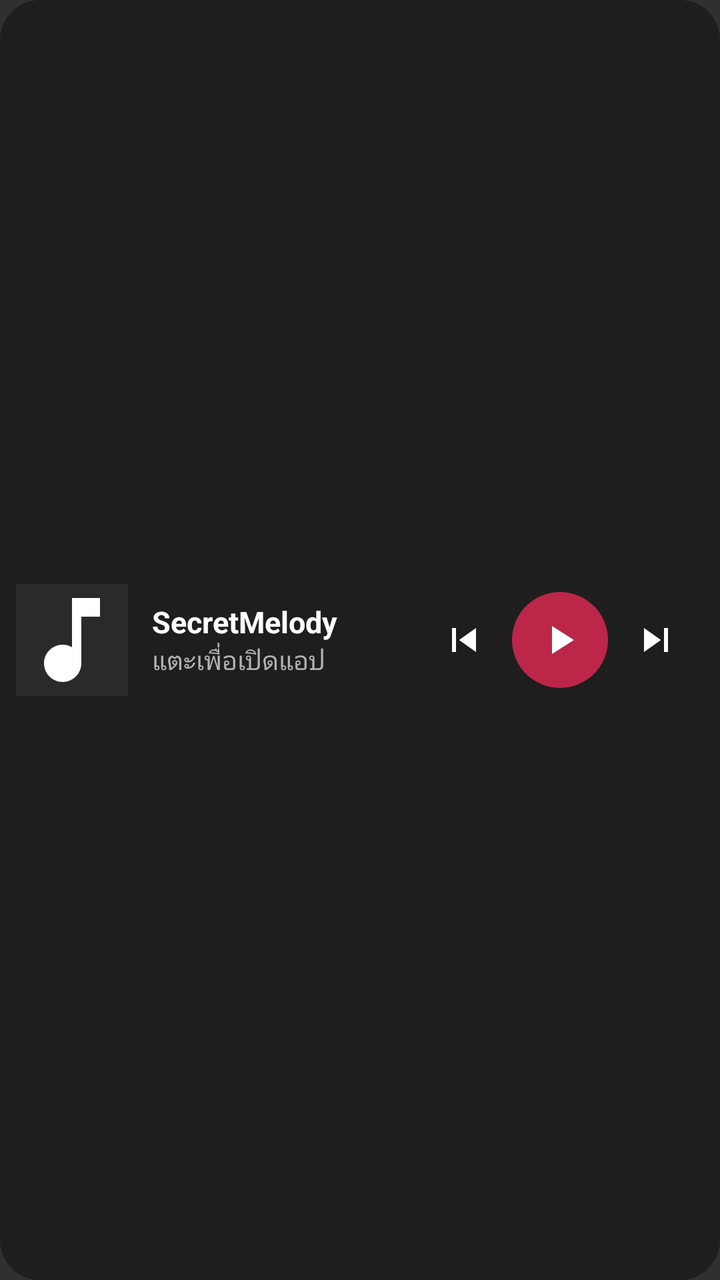
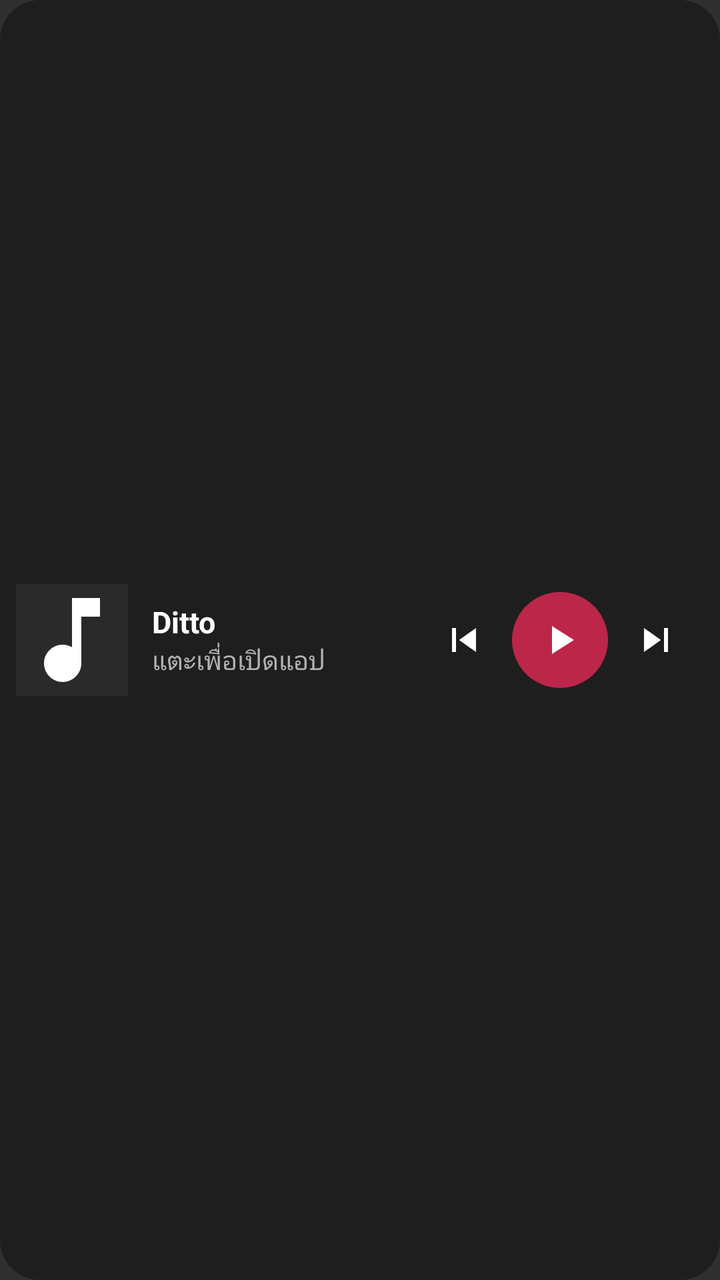

Two renders of the same Android screen: before a commit and after it. Below are the layout's source before the change and the commit's diff.
<!-- AndroidManifest.xml: application theme android:Theme.Material.NoActionBar -->
<!-- res/layout/widget_player.xml -->
<?xml version="1.0" encoding="utf-8"?>
<LinearLayout xmlns:android="http://schemas.android.com/apk/res/android"
    android:id="@+id/widget_root"
    android:layout_width="match_parent"
    android:layout_height="match_parent"
    android:background="@drawable/widget_bg"
    android:gravity="center_vertical"
    android:orientation="horizontal"
    android:padding="8dp">

    <ImageView
        android:id="@+id/widget_art"
        android:layout_width="56dp"
        android:layout_height="56dp"
        android:background="#2A2A2A"
        android:contentDescription="ปกเพลง"
        android:scaleType="centerCrop"
        android:src="@drawable/ic_widget_note" />

    <LinearLayout
        android:layout_width="0dp"
        android:layout_height="wrap_content"
        android:layout_marginStart="12dp"
        android:layout_weight="1"
        android:orientation="vertical">

        <TextView
            android:id="@+id/widget_title"
            android:layout_width="match_parent"
            android:layout_height="wrap_content"
            android:ellipsize="end"
            android:singleLine="true"
            android:text="SecretMelody"
            android:textColor="#FFFFFF"
            android:textSize="15sp"
            android:textStyle="bold" />

        <TextView
            android:id="@+id/widget_artist"
            android:layout_width="match_parent"
            android:layout_height="wrap_content"
            android:ellipsize="end"
            android:singleLine="true"
            android:text="แตะเพื่อเปิดแอป"
            android:textColor="#B3B3B3"
            android:textSize="13sp" />
    </LinearLayout>

    <ImageButton
        android:id="@+id/widget_prev"
        android:layout_width="48dp"
        android:layout_height="48dp"
        android:background="@android:color/transparent"
        android:contentDescription="เพลงก่อนหน้า"
        android:src="@drawable/ic_widget_prev" />

    <ImageButton
        android:id="@+id/widget_play"
        android:layout_width="48dp"
        android:layout_height="48dp"
        android:background="@drawable/widget_play_bg"
        android:contentDescription="เล่น"
        android:src="@drawable/ic_widget_play" />

    <ImageButton
        android:id="@+id/widget_next"
        android:layout_width="48dp"
        android:layout_height="48dp"
        android:background="@android:color/transparent"
        android:contentDescription="เพลงถัดไป"
        android:src="@drawable/ic_widget_next" />
</LinearLayout>
<!-- resources referenced by this layout -->
<resources>
  <!-- drawable ic_widget_next (drawable) -->
  <?xml version="1.0" encoding="utf-8"?>
  <vector xmlns:android="http://schemas.android.com/apk/res/android" android:width="24dp" android:height="24dp" android:viewportWidth="24" android:viewportHeight="24">
      <path android:fillColor="#FFFFFF" android:pathData="M6,18l8.5,-6L6,6v12zM16,6v12h2V6h-2z" />
  </vector>
  <!-- drawable ic_widget_note (drawable) -->
  <?xml version="1.0" encoding="utf-8"?>
  <vector xmlns:android="http://schemas.android.com/apk/res/android" android:width="24dp" android:height="24dp" android:viewportWidth="24" android:viewportHeight="24">
      <path android:fillColor="#FFFFFF" android:pathData="M12,3v10.55c-0.59,-0.34 -1.27,-0.55 -2,-0.55 -2.21,0 -4,1.79 -4,4s1.79,4 4,4 4,-1.79 4,-4V7h4V3h-6z" />
  </vector>
  <!-- drawable ic_widget_play (drawable) -->
  <?xml version="1.0" encoding="utf-8"?>
  <vector xmlns:android="http://schemas.android.com/apk/res/android" android:width="24dp" android:height="24dp" android:viewportWidth="24" android:viewportHeight="24">
      <path android:fillColor="#FFFFFF" android:pathData="M8,5v14l11,-7z" />
  </vector>
  <!-- drawable ic_widget_prev (drawable) -->
  <?xml version="1.0" encoding="utf-8"?>
  <vector xmlns:android="http://schemas.android.com/apk/res/android" android:width="24dp" android:height="24dp" android:viewportWidth="24" android:viewportHeight="24">
      <path android:fillColor="#FFFFFF" android:pathData="M6,6h2v12H6zM9.5,12l8.5,6V6z" />
  </vector>
  <!-- drawable widget_bg (drawable) -->
  <?xml version="1.0" encoding="utf-8"?>
  <shape xmlns:android="http://schemas.android.com/apk/res/android" android:shape="rectangle">
      <solid android:color="#1E1E1E" />
      <corners android:radius="20dp" />
  </shape>
  <!-- drawable widget_play_bg (drawable) -->
  <?xml version="1.0" encoding="utf-8"?>
  <shape xmlns:android="http://schemas.android.com/apk/res/android" android:shape="oval">
      <solid android:color="#BB2649" />
  </shape>
</resources>

<!-- the commit's change to res/layout/widget_player.xml (unified diff, before → after) -->
@@ -30,7 +30,7 @@
             android:layout_height="wrap_content"
             android:ellipsize="end"
             android:singleLine="true"
-            android:text="SecretMelody"
+            android:text="Ditto"
             android:textColor="#FFFFFF"
             android:textSize="15sp"
             android:textStyle="bold" />
